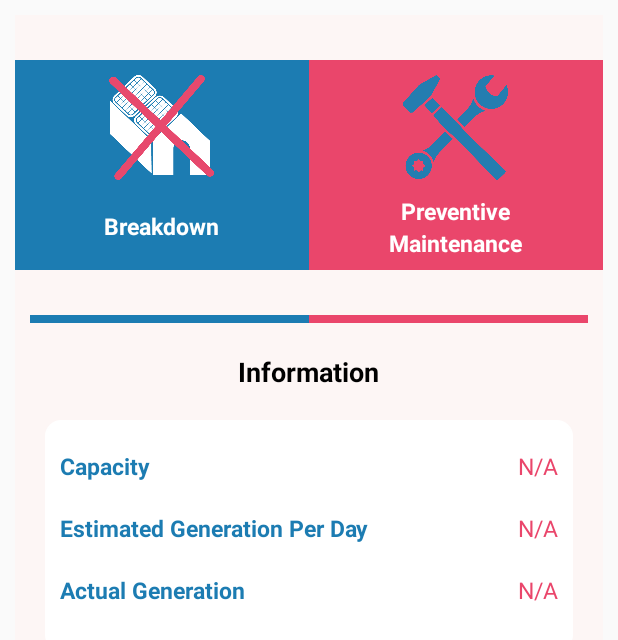
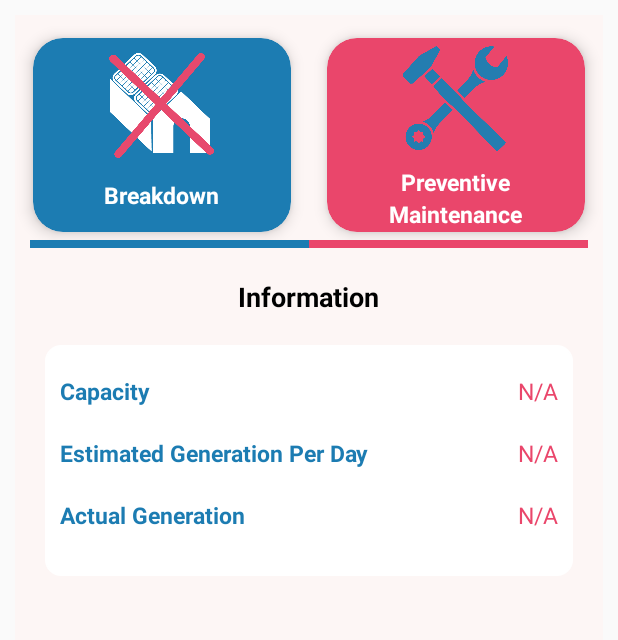
Before and after one commit to abhi4098/TestSolarProjectApp, an Android app: the fragment ProfileCustomerPageFragment shown on its own in the app's theme, on a phone screen of 412 x 824 dp. Shown: the top 640 px of the screen. Run offline under Robolectric (Android 15) with nearby library versions, the phone set to English and light mode, and no system bars; our stand-ins replace ButterKnife; libraries missing offline, so code that uses them is left out: com.github.mikephil.charting, com.prolificinteractive.materialcalendarview; plain views replace LineChart, MaterialCalendarView; network calls fail.

Commit message:
technical partner dashboard updated

```diff
--- a/app/src/main/java/com/solarprojectapp/ui/fragments/ProfileCustomerPageFragment.java
+++ b/app/src/main/java/com/solarprojectapp/ui/fragments/ProfileCustomerPageFragment.java
@@ -112,7 +112,7 @@ public class ProfileCustomerPageFragment extends Fragment implements View.OnClic
 
 
     @BindView(R.id.preventive_maintainace)
-    LinearLayout llImageMaintenance;
+    android.support.v7.widget.CardView llImageMaintenance;
 
    /* @BindView(R.id.breakdown)
     LinearLayout llBreakdown;*/
@@ -144,7 +144,8 @@ public class ProfileCustomerPageFragment extends Fragment implements View.OnClic
         {
             Log.e(TAG, "preventiveMaintaince: ........................................................" );
 
-            llImageMaintenance.setBackgroundColor(ContextCompat.getColor(getActivity(), R.color.solar_pink_gradient));
+          //  llImageMaintenance.setBackgroundColor(ContextCompat.getColor(getActivity(), R.color.solar_pink_gradient));
+            llImageMaintenance.setCardBackgroundColor(ContextCompat.getColor(getActivity(), R.color.solar_pink_gradient));
             llInformation.setVisibility(View.GONE);
             tvInformationData.setVisibility(View.GONE);
 
@@ -156,7 +157,8 @@ public class ProfileCustomerPageFragment extends Fragment implements View.OnClic
             showInformation =false;
         }
         else {
-            llImageMaintenance.setBackgroundColor(ContextCompat.getColor(getActivity(), R.color.solar_pink));
+            llImageMaintenance.setCardBackgroundColor(ContextCompat.getColor(getActivity(), R.color.solar_pink));
+
             llInformation.setVisibility(View.VISIBLE);
             tvInformationData.setVisibility(View.VISIBLE);
 
--- a/app/src/main/res/layout/fragment_profile_customer_page.xml
+++ b/app/src/main/res/layout/fragment_profile_customer_page.xml
@@ -2,6 +2,7 @@
 <ScrollView xmlns:android="http://schemas.android.com/apk/res/android"
     android:layout_width="match_parent"
     android:layout_height="match_parent"
+    xmlns:app="http://schemas.android.com/apk/res-auto"
     android:scrollbars="none"
     android:fillViewport="true"
     android:layout_marginTop="10dp"
@@ -35,7 +36,6 @@
             android:layout_height="wrap_content"
             android:layout_marginStart="5dp"
             android:layout_marginEnd="5dp"
-            android:layout_marginBottom="10dp"
             android:orientation="horizontal">
 
             <TextView
@@ -72,20 +72,22 @@
         <LinearLayout
             android:layout_width="match_parent"
             android:layout_height="150dp"
-            android:layout_marginTop="20dp"
             android:orientation="horizontal"
             android:weightSum="1"
 
             >
 
 
-            <LinearLayout
+            <android.support.v7.widget.CardView
                 android:id="@+id/breakdown"
                 android:layout_width="match_parent"
-                android:layout_height="140dp"
+                android:layout_height="160dp"
                 android:orientation="vertical"
                 android:layout_weight=".5"
-                android:background="@color/solar_blue"
+                app:cardUseCompatPadding="true"
+                app:cardElevation="6dp"
+                app:cardCornerRadius="20dp"
+                app:cardBackgroundColor="@color/solar_blue"
                 >
                 <ImageView
                     android:layout_width="70dp"
@@ -96,7 +98,7 @@
                     android:layout_height="70dp" />
                 <TextView
                     android:layout_width="wrap_content"
-                    android:layout_marginTop="20dp"
+                    android:layout_marginTop="40dp"
                     android:layout_height="wrap_content"
                     android:layout_gravity="center"
                     android:textSize="15sp"
@@ -104,42 +106,57 @@
                     android:textColor="@color/white"
                     android:text="Breakdown"/>
 
-            </LinearLayout>
-            <LinearLayout
+            </android.support.v7.widget.CardView>
+
+
+            <android.support.v7.widget.CardView
                 android:id="@+id/preventive_maintainace"
                 android:layout_width="match_parent"
-                android:layout_height="140dp"
+                android:layout_height="160dp"
                 android:orientation="vertical"
-                android:background="@color/solar_pink"
+                app:cardUseCompatPadding="true"
+                app:cardElevation="6dp"
+                app:cardCornerRadius="20dp"
+                app:cardBackgroundColor="@color/solar_pink"
                 android:layout_weight=".5"
                 >
 
+                <RelativeLayout
+                    android:layout_width="match_parent"
+                    android:layout_gravity="center"
+                    android:layout_height="match_parent">
+
                     <ImageView
+                        android:id="@+id/preventive_measure_icon"
                         android:layout_width="70dp"
-                    android:layout_gravity="center"
-                    android:layout_marginTop="10dp"
+                        android:layout_marginTop="5dp"
+                        android:layout_centerHorizontal="true"
                         android:background="@drawable/preventivemaintenance"
                         android:layout_height="70dp" />
 
                     <TextView
+                        android:layout_below="@+id/preventive_measure_icon"
                         android:layout_width="wrap_content"
+                        android:id="@+id/preventive_maintainace_header"
                         android:layout_marginTop="10dp"
                         android:layout_height="wrap_content"
-                    android:layout_gravity="center"
+                        android:layout_centerHorizontal="true"
                         android:textSize="15sp"
                         android:textStyle="bold"
                         android:textColor="@color/white"
                         android:text="Preventive"/>
                     <TextView
+                        android:layout_below="@+id/preventive_maintainace_header"
                         android:layout_width="wrap_content"
-                    android:layout_gravity="center"
+                        android:layout_centerHorizontal="true"
                         android:textStyle="bold"
                         android:textSize="15sp"
                         android:textColor="@color/white"
                         android:layout_height="wrap_content"
                         android:text="Maintenance"/>
+                </RelativeLayout>
 
-            </LinearLayout>
+            </android.support.v7.widget.CardView>
 
 
 
@@ -149,7 +166,6 @@
         <LinearLayout
             android:layout_width="match_parent"
             android:layout_height="5dp"
-            android:layout_marginTop="20dp"
             android:layout_marginStart="10dp"
             android:layout_marginEnd="10dp"
             android:orientation="horizontal"
```
Lines whose indentation alone changed are shown as unchanged.
